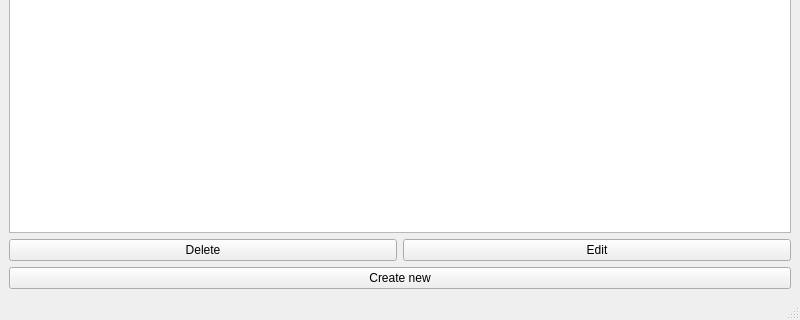
The window that Client/Client/createdassignmentswindow.ui (Oleksii-Adamov/OOP-4sem-project) describes before a commit, drawn with Qt 5; both pictures show x 0 to 800 and y 280 to 600 of the 800 by 600 pixel window.
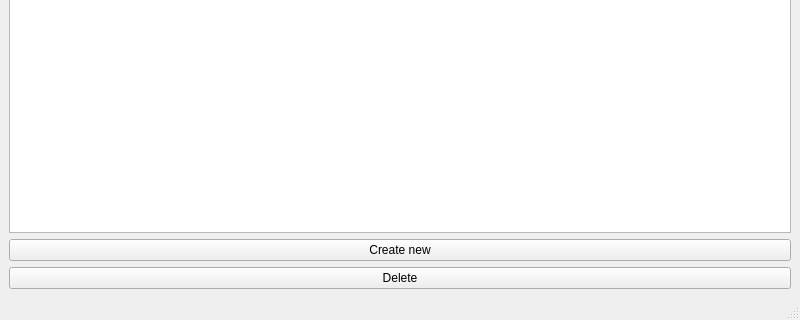
The same window after the commit.

What changed in the file:
```diff
--- a/Client/Client/createdassignmentswindow.ui
+++ b/Client/Client/createdassignmentswindow.ui
@@ -35,22 +35,7 @@
      <widget class="QListView" name="assignments_list_view"/>
     </item>
     <item>
-     <layout class="QHBoxLayout" name="horizontalLayout">
-      <item>
-       <widget class="QPushButton" name="pushButton_delete">
-        <property name="text">
-         <string>Delete</string>
-        </property>
-       </widget>
-      </item>
-      <item>
-       <widget class="QPushButton" name="pushButton_edit">
-        <property name="text">
-         <string>Edit</string>
-        </property>
-       </widget>
-      </item>
-     </layout>
+     <layout class="QHBoxLayout" name="horizontalLayout"/>
     </item>
     <item>
      <widget class="QPushButton" name="pushButton_create_new">
@@ -59,6 +44,13 @@
       </property>
      </widget>
     </item>
+    <item>
+     <widget class="QPushButton" name="pushButton_delete">
+      <property name="text">
+       <string>Delete</string>
+      </property>
+     </widget>
+    </item>
    </layout>
   </widget>
   <widget class="QMenuBar" name="menubar">
```
